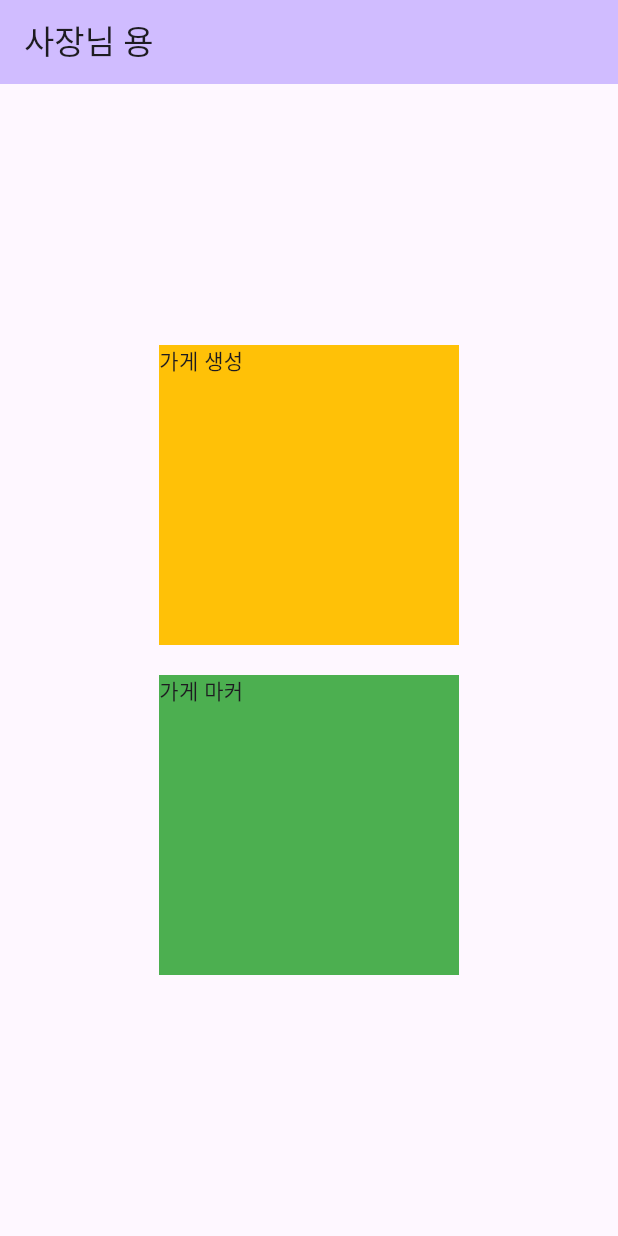
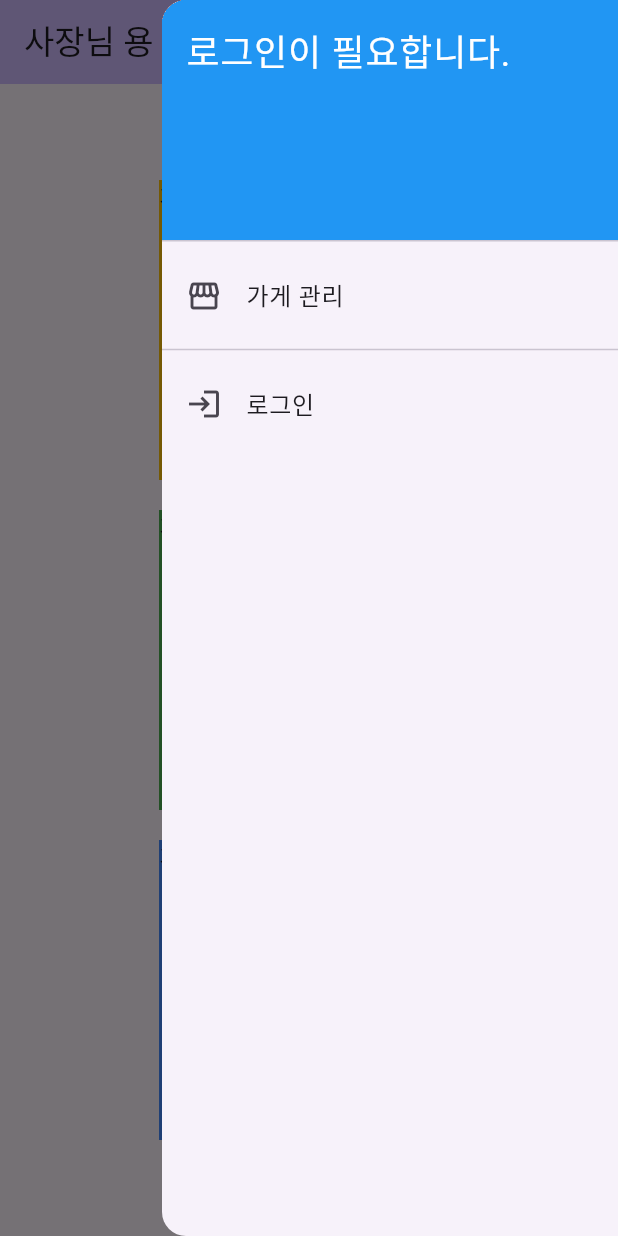
Before and after one commit to ththth6543/eat_road_manager, a Flutter app: the screen it shows after launch, with the side drawer open (before the commit the screen has no drawer), on a phone screen of 412 x 824 dp. Run offline on Flutter 3.47's test engine with Material 3 defaults, Android fonts, the light colour scheme and no system bars; our stand-ins replace geolocator, image_picker, permission_handler, supabase_flutter; missing offline and left inert: flutter_naver_map; accounts and stored records are empty.

Commit message:
google login through supabase
google login through supabase

```diff
--- a/lib/main.dart
+++ b/lib/main.dart
@@ -1,8 +1,12 @@
+import 'dart:async';
+
 import 'package:eat_road_manager/create_store_marker.dart';
 import 'package:flutter/material.dart';
 import 'package:eat_road_manager/create_menu.dart';
 import 'package:supabase_flutter/supabase_flutter.dart';
 import 'package:flutter_naver_map/flutter_naver_map.dart';
+import 'main_drawer.dart';
+import 'store_screen.dart';
 
 void main() async {
   WidgetsFlutterBinding.ensureInitialized();
@@ -21,16 +25,19 @@ void main() async {
           debugPrint("인증 실패: $ex");
           break;
       }
-    }
+    },
   );
 
   await Supabase.initialize(
     url: 'https://xvxyrdqnidcygepvnmjl.supabase.co',
-    anonKey: "eyJhbGciOiJIUzI1NiIsInR5cCI6IkpXVCJ9.eyJpc3MiOiJzdXBhYmFzZSIsInJlZiI6Inh2eHlyZHFuaWRjeWdlcHZubWpsIiwicm9sZSI6ImFub24iLCJpYXQiOjE3NTY5MDYzMjYsImV4cCI6MjA3MjQ4MjMyNn0.Sz8ZKu_oCrocfd6nRo9RNDtljpTKLwXmMvsNNZ3vj-s",
+    anonKey:
+        "eyJhbGciOiJIUzI1NiIsInR5cCI6IkpXVCJ9.eyJpc3MiOiJzdXBhYmFzZSIsInJlZiI6Inh2eHlyZHFuaWRjeWdlcHZubWpsIiwicm9sZSI6ImFub24iLCJpYXQiOjE3NTY5MDYzMjYsImV4cCI6MjA3MjQ4MjMyNn0.Sz8ZKu_oCrocfd6nRo9RNDtljpTKLwXmMvsNNZ3vj-s",
   );
 
   runApp(const MyApp());
 }
+
+final supabase = Supabase.instance.client;
 
 class MyApp extends StatelessWidget {
   const MyApp({super.key});
@@ -39,7 +46,27 @@ class MyApp extends StatelessWidget {
   @override
   Widget build(BuildContext context) {
     return MaterialApp(
-      home: MyHomePage(),
+      home: MaterialApp(
+        // streambuilder를 사용하여 인증 상태에 따라 첫 화면을 결정
+        home: StreamBuilder<AuthState>(
+          stream: supabase.auth.onAuthStateChange,
+          builder: (context, snapshot) {
+            // 스트림에서 첫 데이터를 기다리는 동안 띄울 로딩화면
+            if (snapshot.connectionState == ConnectionState.waiting) {
+              return const Scaffold(
+                body: Center(child: CircularProgressIndicator()),
+              );
+            }
+            // 데이터가 있고 세션이 null이면 로그인 상태
+            if (snapshot.hasData && snapshot.data!.session != null) {
+              return const MyHomePage();
+            } else {
+              // 로그아웃 상태일때 띄울 화면
+              return const MyHomePage();
+            }
+          },
+        ),
+      ),
     );
   }
 }
@@ -52,7 +79,6 @@ class MyHomePage extends StatefulWidget {
 }
 
 class _MyHomePageState extends State<MyHomePage> {
-
   @override
   Widget build(BuildContext context) {
     return Scaffold(
@@ -60,13 +86,17 @@ class _MyHomePageState extends State<MyHomePage> {
         backgroundColor: Theme.of(context).colorScheme.inversePrimary,
         title: Text("사장님 용"),
       ),
+      endDrawer: MainDrawer(),
       body: Center(
         child: Column(
           mainAxisAlignment: MainAxisAlignment.center,
           children: <Widget>[
             GestureDetector(
               onTap: () {
-                Navigator.push(context, MaterialPageRoute(builder: (context) => CreateMenu()));
+                Navigator.push(
+                  context,
+                  MaterialPageRoute(builder: (context) => CreateMenu()),
+                );
               },
               child: Container(
                 width: 200,
@@ -75,11 +105,14 @@ class _MyHomePageState extends State<MyHomePage> {
                 child: Text("가게 생성"),
               ),
             ),
-            SizedBox(height: 20,),
+            SizedBox(height: 20),
             //지도
             GestureDetector(
               onTap: () {
-                Navigator.push(context, MaterialPageRoute(builder: (context) => CreateStoreMarker()));
+                Navigator.push(
+                  context,
+                  MaterialPageRoute(builder: (context) => CreateStoreMarker()),
+                );
               },
               child: Container(
                 width: 200,
@@ -87,7 +120,23 @@ class _MyHomePageState extends State<MyHomePage> {
                 color: Colors.green,
                 child: Text("가게 마커"),
               ),
-            )
+            ),
+            SizedBox(height: 20),
+            //지도
+            GestureDetector(
+              onTap: () {
+                Navigator.push(
+                  context,
+                  MaterialPageRoute(builder: (context) => StoreScreen()),
+                );
+              },
+              child: Container(
+                width: 200,
+                height: 200,
+                color: Colors.blueAccent,
+                child: Text("가게 마커"),
+              ),
+            ),
           ],
         ),
       ),
--- /dev/null
+++ b/lib/main_drawer.dart
@@ -0,0 +1,84 @@
+import 'package:flutter/material.dart';
+import 'login/login_main.dart';
+import 'package:supabase_flutter/supabase_flutter.dart';
+
+final supabase = Supabase.instance.client;
+
+class MainDrawer extends StatefulWidget {
+  const MainDrawer({super.key});
+
+  @override
+  State<MainDrawer> createState() => _MainDrawerState();
+}
+
+class _MainDrawerState extends State<MainDrawer> {
+  @override
+  Widget build(BuildContext context) {
+    final currentUser = supabase.auth.currentUser;
+    final name = currentUser?.userMetadata?['full_name'] ?? '사용자';
+    final email = currentUser?.email ?? '로그인 필요';
+    final avatarUrl = currentUser?.userMetadata?['avatar_url'];
+
+    return Drawer(
+      child: ListView(
+        padding: EdgeInsets.zero,
+        children: [
+          if (currentUser != null)
+            UserAccountsDrawerHeader(
+              accountName: Text(name),
+              accountEmail: Text(email),
+              currentAccountPicture: CircleAvatar(
+                backgroundImage: (avatarUrl != null)
+                    ? NetworkImage(avatarUrl)
+                    : null,
+                child: (avatarUrl == null)
+                    ? const Icon(Icons.person, size: 50)
+                    : null,
+              ),
+            )
+          else
+            const DrawerHeader(
+              decoration: BoxDecoration(color: Colors.blue),
+              child: Text(
+                "로그인이 필요합니다.",
+                style: TextStyle(color: Colors.white, fontSize: 24),
+              ),
+            ),
+          ListTile(
+            leading: const Icon(Icons.storefront),
+            title: const Text('가게 관리'),
+            onTap: () {
+              // 추후 구현
+            },
+          ),
+          const Divider(),
+
+          // 로그인 상태에 따라 '로그인' 또는 '로그아웃'으로 변경
+          if (currentUser != null)
+            ListTile(
+              leading: const Icon(Icons.logout),
+              title: const Text('로그아웃', style: TextStyle(color: Colors.red)),
+              onTap: () async {
+                await supabase.auth.signOut();
+                if (mounted) {
+                  setState(() {});
+                }
+              },
+            )
+          else
+            ListTile(
+              leading: const Icon(Icons.login),
+              title: const Text('로그인'),
+              onTap: () {
+                Navigator.of(context).push(
+                  MaterialPageRoute(
+                    builder: (context) => const MainLoginScreen(),
+                  ),
+                );
+              },
+            ),
+        ],
+      ),
+    );
+  }
+}
--- a/pubspec.yaml
+++ b/pubspec.yaml
@@ -39,6 +39,8 @@ dependencies:
   flutter_naver_map: ^1.4.1+1
   permission_handler: ^12.0.1
   http: ^1.5.0
+  geolocator: ^14.0.2
+  google_sign_in: ^7.1.1
 
 dev_dependencies:
   flutter_test:
```
Also changed, not shown: lib/login/login_main.dart (added, +71 -0 lines), lib/store_screen.dart (+215 -0 lines), pubspec.lock, 3 other files.
